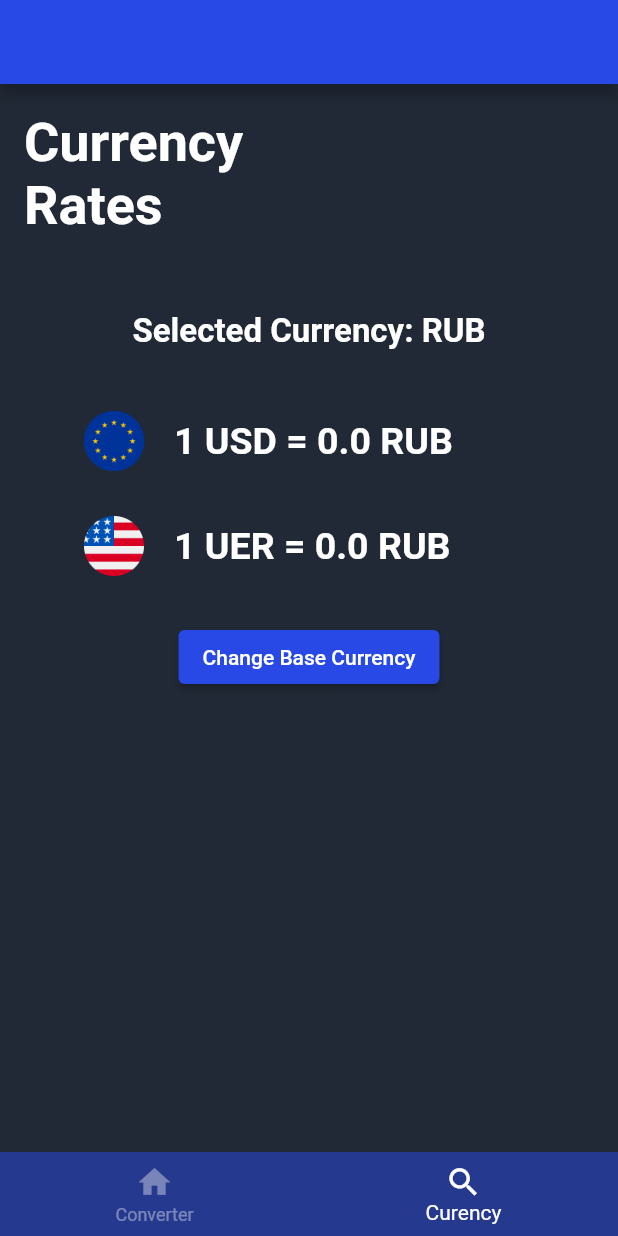
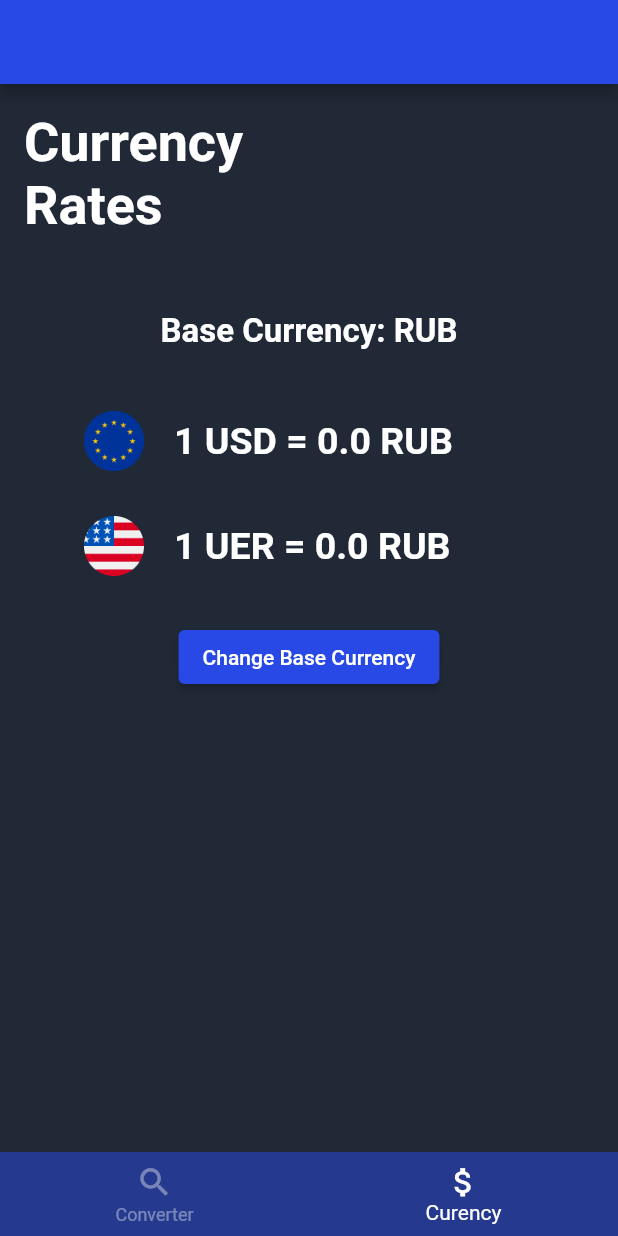
Before and after one commit to hiloliddinj/currency_converter, a Flutter app: the screen it shows after launch, item 2 of the bottom bar chosen, on a phone screen of 412 x 824 dp. Run offline on Flutter 3.47's test engine with Material 2 defaults, Android fonts, the phone set to English and light mode, and no system bars; our stand-ins replace get; network calls fail.

Commit message:
Latest Working Version

```diff
--- a/lib/main.dart
+++ b/lib/main.dart
@@ -46,8 +46,8 @@ class _AppNavBarState extends State<AppNavBar> {
         unselectedItemColor: Colors.white38,
         elevation: 0,
         items: const [
-          BottomNavigationBarItem(icon: Icon(Icons.home), label: 'Converter'),
-          BottomNavigationBarItem(icon: Icon(Icons.search), label: 'Curency'),
+          BottomNavigationBarItem(icon: Icon(Icons.search), label: 'Converter'),
+          BottomNavigationBarItem(icon: Icon(Icons.attach_money), label: 'Curency'),
         ],
         currentIndex: _selectedIndex,
         onTap: (index) {
--- a/lib/screens/currency_screen.dart
+++ b/lib/screens/currency_screen.dart
@@ -75,7 +75,7 @@ class _CurrencyScreenState extends State<CurrencyScreen> {
                       return const ProgIndicator();
                     }
                     return Text(
-                      'Selected Currency: ${widget.c.baseCurrency}',
+                      'Base Currency: ${widget.c.baseCurrency}',
                       style: const TextStyle(
                         fontSize: 22,
                         fontWeight: FontWeight.bold,
```
